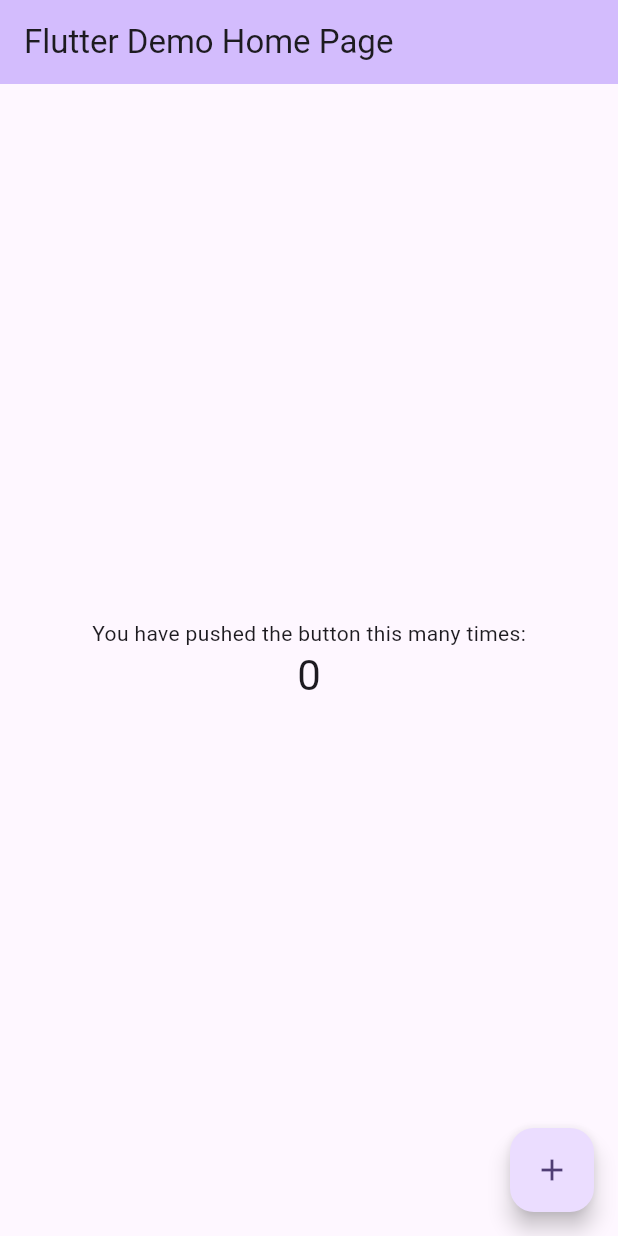
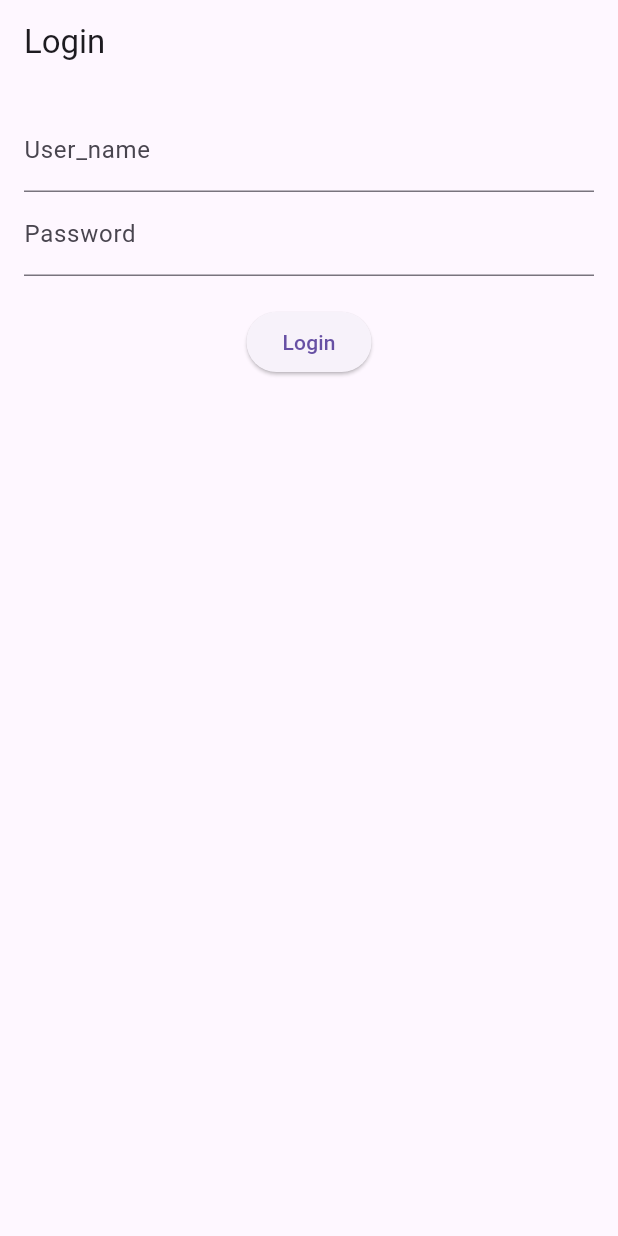
Before and after one commit to MarLiz-SanCam/lpbd_app, a Flutter app: the screen it shows after launch, on a phone screen of 412 x 824 dp. Run offline on Flutter 3.47's test engine with Material 3 defaults, Android fonts, the phone set to English and light mode, and no system bars.

Commit message:
DONE: LOGIN

```diff
--- a/frontend_app/lib/main.dart
+++ b/frontend_app/lib/main.dart
@@ -1,125 +1,103 @@
 import 'package:flutter/material.dart';
+import 'package:http/http.dart' as http;
+import 'dart:convert';
 
 void main() {
-  runApp(const MyApp());
+  runApp(MyApp());
 }
 
 class MyApp extends StatelessWidget {
-  const MyApp({super.key});
-
-  // This widget is the root of your application.
   @override
   Widget build(BuildContext context) {
     return MaterialApp(
-      title: 'Flutter Demo',
+      title: 'Login Demo',
       theme: ThemeData(
-        // This is the theme of your application.
-        //
-        // TRY THIS: Try running your application with "flutter run". You'll see
-        // the application has a purple toolbar. Then, without quitting the app,
-        // try changing the seedColor in the colorScheme below to Colors.green
-        // and then invoke "hot reload" (save your changes or press the "hot
-        // reload" button in a Flutter-supported IDE, or press "r" if you used
-        // the command line to start the app).
-        //
-        // Notice that the counter didn't reset back to zero; the application
-        // state is not lost during the reload. To reset the state, use hot
-        // restart instead.
-        //
-        // This works for code too, not just values: Most code changes can be
-        // tested with just a hot reload.
-        colorScheme: ColorScheme.fromSeed(seedColor: Colors.deepPurple),
-        useMaterial3: true,
+        primarySwatch: Colors.blue,
       ),
-      home: const MyHomePage(title: 'Flutter Demo Home Page'),
+      home: LoginPage(),
     );
   }
 }
 
-class MyHomePage extends StatefulWidget {
-  const MyHomePage({super.key, required this.title});
-
-  // This widget is the home page of your application. It is stateful, meaning
-  // that it has a State object (defined below) that contains fields that affect
-  // how it looks.
-
-  // This class is the configuration for the state. It holds the values (in this
-  // case the title) provided by the parent (in this case the App widget) and
-  // used by the build method of the State. Fields in a Widget subclass are
-  // always marked "final".
-
-  final String title;
-
+class LoginPage extends StatefulWidget {
   @override
-  State<MyHomePage> createState() => _MyHomePageState();
+  _LoginPageState createState() => _LoginPageState();
 }
 
-class _MyHomePageState extends State<MyHomePage> {
-  int _counter = 0;
+class _LoginPageState extends State<LoginPage> {
+  final usernameController = TextEditingController();
+  final passwordController = TextEditingController();
+  String message = '';
+  bool _isLoading = false;
 
-  void _incrementCounter() {
+  Future<void> login() async {
+
     setState(() {
-      // This call to setState tells the Flutter framework that something has
-      // changed in this State, which causes it to rerun the build method below
-      // so that the display can reflect the updated values. If we changed
-      // _counter without calling setState(), then the build method would not be
-      // called again, and so nothing would appear to happen.
-      _counter++;
+      _isLoading = true;
+      message = '';
     });
+    try{
+      final response = await http.post(
+        Uri.parse('http://localhost:8000/usuarios/login'), // Cambia localhost si usas un dispositivo móvil
+        headers: <String, String>{
+        'Content-Type': 'application/json; charset=UTF-8',
+        },
+        body: jsonEncode(<String, String>{
+          'nombre_usuario': usernameController.text,
+          'password': passwordController.text,
+        }),
+
+    );
+    if (response.statusCode == 200) {
+      // Login exitoso
+      final data = jsonDecode(response.body);
+      setState(() {
+        message = 'Login exitoso: ${data[0]['nombre_usuario']}';
+      });
+    } else {
+      // Error en el login
+      setState(() {
+        message = 'Error: ${response.body}';
+      });
+    }
+    }catch(e){
+      setState(() {
+        message = 'Error: $e';
+      });
+    }finally{
+      setState(() {
+        _isLoading = false;
+      });
+    }
   }
 
   @override
   Widget build(BuildContext context) {
-    // This method is rerun every time setState is called, for instance as done
-    // by the _incrementCounter method above.
-    //
-    // The Flutter framework has been optimized to make rerunning build methods
-    // fast, so that you can just rebuild anything that needs updating rather
-    // than having to individually change instances of widgets.
     return Scaffold(
-      appBar: AppBar(
-        // TRY THIS: Try changing the color here to a specific color (to
-        // Colors.amber, perhaps?) and trigger a hot reload to see the AppBar
-        // change color while the other colors stay the same.
-        backgroundColor: Theme.of(context).colorScheme.inversePrimary,
-        // Here we take the value from the MyHomePage object that was created by
-        // the App.build method, and use it to set our appbar title.
-        title: Text(widget.title),
-      ),
-      body: Center(
-        // Center is a layout widget. It takes a single child and positions it
-        // in the middle of the parent.
+      appBar: AppBar(title: Text('Login')),
+      body: Padding(
+        padding: const EdgeInsets.all(16.0),
         child: Column(
-          // Column is also a layout widget. It takes a list of children and
-          // arranges them vertically. By default, it sizes itself to fit its
-          // children horizontally, and tries to be as tall as its parent.
-          //
-          // Column has various properties to control how it sizes itself and
-          // how it positions its children. Here we use mainAxisAlignment to
-          // center the children vertically; the main axis here is the vertical
-          // axis because Columns are vertical (the cross axis would be
-          // horizontal).
-          //
-          // TRY THIS: Invoke "debug painting" (choose the "Toggle Debug Paint"
-          // action in the IDE, or press "p" in the console), to see the
-          // wireframe for each widget.
-          mainAxisAlignment: MainAxisAlignment.center,
-          children: <Widget>[
-            const Text(
-              'You have pushed the button this many times:',
+          children: [
+            TextField(
+              controller: usernameController,
+              decoration: InputDecoration(labelText: 'User_name'),
             ),
-            Text(
-              '$_counter',
-              style: Theme.of(context).textTheme.headlineMedium,
+            TextField(
+              controller: passwordController,
+              decoration: InputDecoration(labelText: 'Password'),
+              obscureText: true,
             ),
+            SizedBox(height: 20),
+            ElevatedButton(
+              onPressed: login,
+              child: Text('Login'),
+            ),
+            SizedBox(height: 20),
+            Text(message),
           ],
         ),
       ),
-      floatingActionButton: FloatingActionButton(
-        onPressed: _incrementCounter,
-        tooltip: 'Increment',
-        child: const Icon(Icons.add),
-      ), // This trailing comma makes auto-formatting nicer for build methods.
     );
   }
 }
```
Also changed, not shown: 3 other files.
